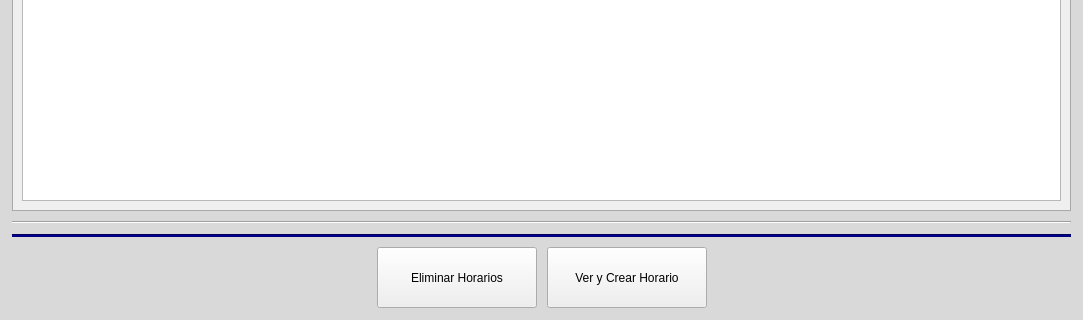
Before: the Qt Designer form ui/plantilla_menu_de_horarios.ui in Reinaldito04/IUTA----HORARIOS, drawn with Qt 5; both pictures show x 0 to 1083 and y 517 to 837 of the 1083 by 837 pixel window.
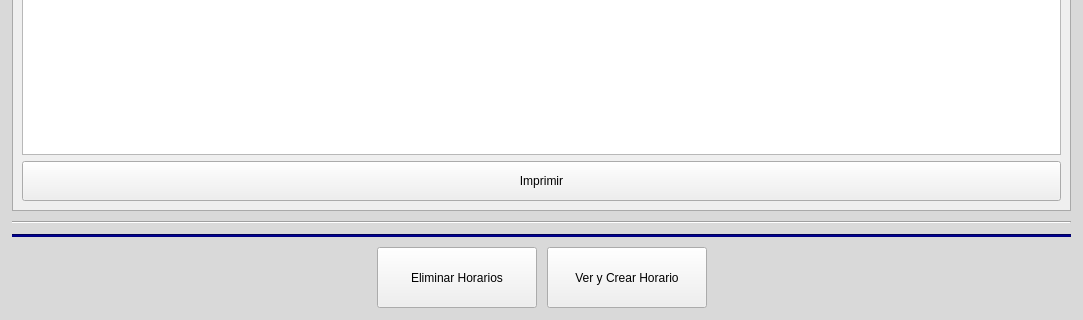
After: the same form once the commit is applied. The open tabs and pages were chosen to show the change. Icons and pictures are not drawn.

```diff
--- a/ui/plantilla_menu_de_horarios.ui
+++ b/ui/plantilla_menu_de_horarios.ui
@@ -725,6 +725,14 @@
        </layout>
       </widget>
       <widget class="QWidget" name="page_4">
+       <property name="geometry">
+        <rect>
+         <x>0</x>
+         <y>0</y>
+         <width>1057</width>
+         <height>543</height>
+        </rect>
+       </property>
        <attribute name="label">
         <string>Asistencia de docentes</string>
        </attribute>
@@ -895,6 +903,31 @@
             </column>
            </widget>
           </item>
+          <item>
+           <widget class="QPushButton" name="bt_asistencia_2">
+            <property name="minimumSize">
+             <size>
+              <width>100</width>
+              <height>40</height>
+             </size>
+            </property>
+            <property name="styleSheet">
+             <string notr="true">QPushButton{
+background-color:#253b59;
+color:white;
+font-size:14px;
+border-radius:15px;
+}
+QPushButton::Hover{
+background-color:#637aa6;
+}
+font-size:15px;</string>
+            </property>
+            <property name="text">
+             <string>Imprimir</string>
+            </property>
+           </widget>
+          </item>
          </layout>
         </item>
        </layout>
```
Left out of the diff: 12 changed lines with no effect on the pictures.
